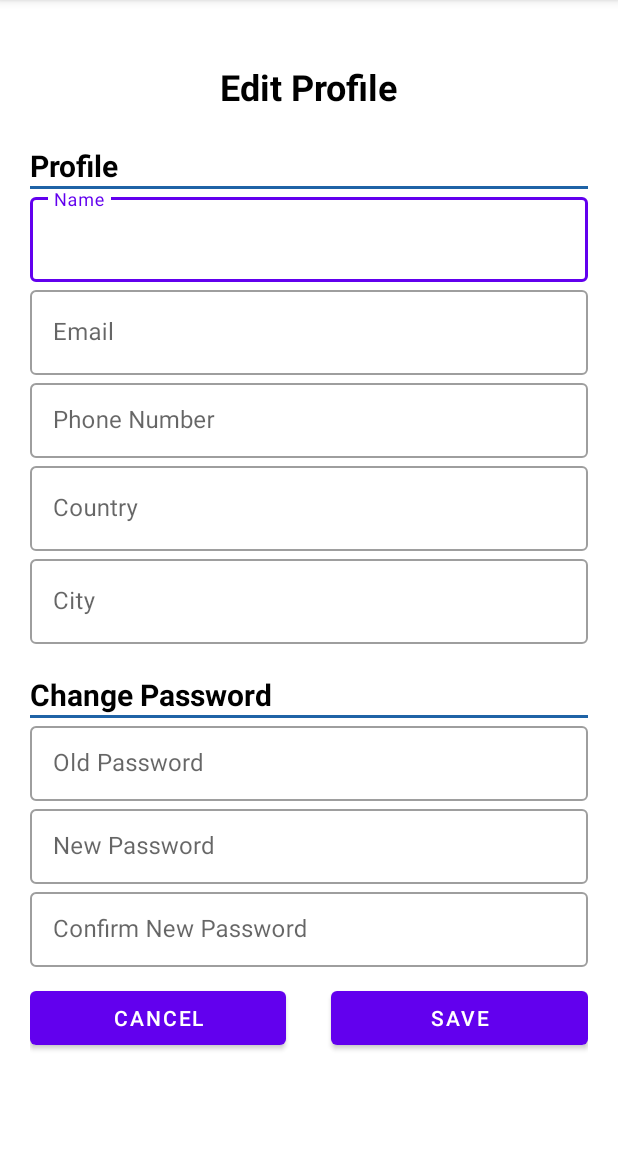
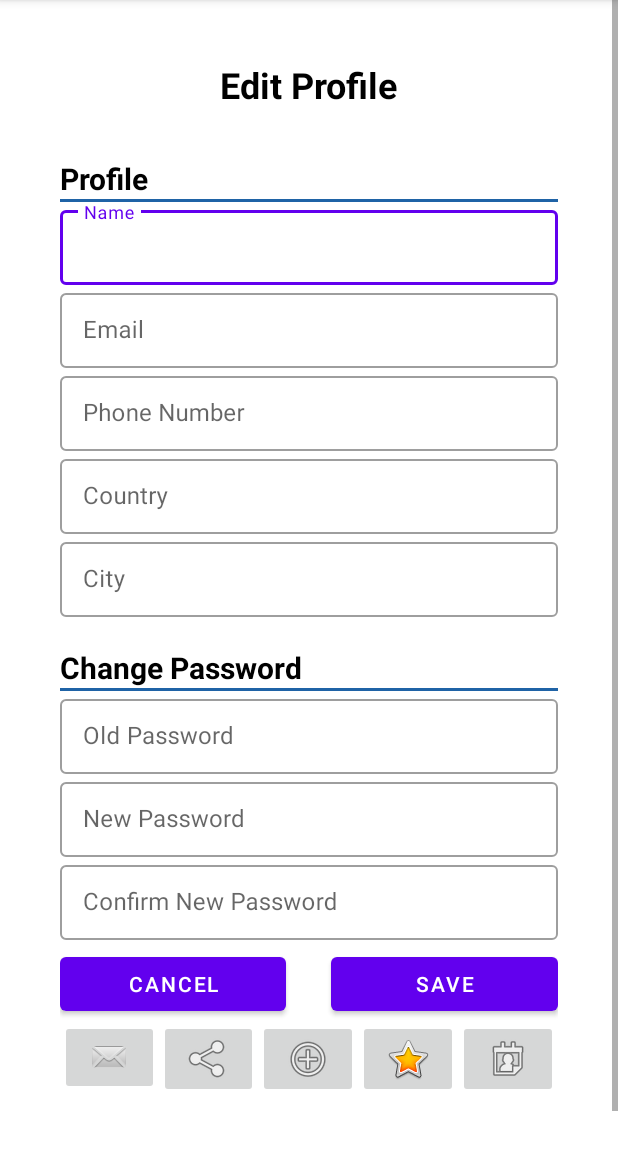
Before and after one commit to SM-PROJECT-23/All_In_One_SM, an Android app: the EditProfile screen opened directly, with no data from a screen before it, on a phone screen of 412 x 824 dp, the part 84-1236 px from its top. Run offline under Robolectric (Android 15) with nearby library versions, the phone set to English and light mode, and no system bars.

Commit message:
Update layouts, navigations and create Profile page

```diff
--- a/app/src/main/AndroidManifest.xml
+++ b/app/src/main/AndroidManifest.xml
@@ -10,6 +10,9 @@
         android:supportsRtl="true"
         android:theme="@style/Theme.All_In_One_SM"
         tools:targetApi="31">
+        <activity
+            android:name=".Profile"
+            android:exported="false"/>
         <activity
             android:name=".EditProfile"
             android:exported="false"/>
--- a/app/src/main/java/com/example/all_in_one_sm/EditProfile.kt
+++ b/app/src/main/java/com/example/all_in_one_sm/EditProfile.kt
@@ -1,26 +1,19 @@
 package com.example.all_in_one_sm
 import android.content.Intent
 import android.os.Bundle
-import android.widget.ArrayAdapter
 import android.widget.Button
-import android.widget.EditText
-import android.widget.Spinner
 import androidx.appcompat.app.AppCompatActivity
+import com.google.android.material.textfield.TextInputEditText
 
 class EditProfile : AppCompatActivity() {
-
-    private lateinit var etName: EditText
-    private lateinit var etEmail: EditText
-    private lateinit var etPhoneNumber: EditText
-    private lateinit var etCountry: EditText
-    private lateinit var etCity: EditText
-    private lateinit var etOldPassword: EditText
-    private lateinit var etNewPassword: EditText
-    private lateinit var etConfirmP: EditText
-    // Add references to the rest of the EditText fields
-
-    private lateinit var btnCancel: Button
-    private lateinit var btnSave: Button
+    private lateinit var nameEditText: TextInputEditText
+    private lateinit var emailEditText: TextInputEditText
+    private lateinit var phoneEditText: TextInputEditText
+    private lateinit var countryEditText: TextInputEditText
+    private lateinit var cityEditText: TextInputEditText
+    private lateinit var oldPasswordEditText: TextInputEditText
+    private lateinit var newPasswordEditText: TextInputEditText
+    private lateinit var confirmPasswordEditText: TextInputEditText
 
     private fun navigateToProfile() {
         val intent = Intent(this, Profile::class.java)
@@ -32,50 +25,27 @@ class EditProfile : AppCompatActivity() {
         super.onCreate(savedInstanceState)
         setContentView(R.layout.editprofile)
 
-        // Find views by their IDs
-        etName = findViewById(R.id.nameTextInput)
-        etEmail = findViewById(R.id.emailEditEditText)
-        etPhoneNumber = findViewById(R.id.phoneEditText)
-        etCountry = findViewById(R.id.countryEditText)
-        etCity = findViewById(R.id.cityEditText)
-        etOldPassword = findViewById(R.id.oldpasswordEditText)
-        etNewPassword = findViewById(R.id.newpasswordEditText)
-        etConfirmP = findViewById(R.id.confirmPasswordEditText)
+        nameEditText = findViewById(R.id.nameEditText)
+        emailEditText = findViewById(R.id.emailEditEditText)
+        phoneEditText = findViewById(R.id.phoneEditText)
+        countryEditText = findViewById(R.id.countryEditText)
+        cityEditText = findViewById(R.id.cityEditText)
+        oldPasswordEditText = findViewById(R.id.oldpasswordEditText)
+        newPasswordEditText = findViewById(R.id.newpasswordEditText)
+        confirmPasswordEditText = findViewById(R.id.confirmPasswordEditText)
 
-        btnCancel = findViewById(R.id.CancelButton)
-        btnSave = findViewById(R.id.SaveButton)
+        val cancelButton: Button = findViewById(R.id.CancelButton)
+        val saveButton: Button = findViewById(R.id.SaveButton)
 
-        // Set click listeners for the buttons
-        btnCancel.setOnClickListener {
-            // Handle cancel button click event
-            navigateToProfile()
-            finish() // Close the activity
-        }
-
-        btnSave.setOnClickListener {
-            // Handle save button click event
-            saveProfile() // Call a function to save the profile information
+        // Add click listeners to buttons
+        cancelButton.setOnClickListener {
+            // Handle cancel button click
             navigateToProfile()
         }
 
-        val countrySpinner = findViewById<Spinner>(R.id.countrySpinner)
-        val countries = arrayOf("Portugal", "France", "Engand") // Replace with your country options
-
-        val adapter = ArrayAdapter(this, android.R.layout.simple_spinner_item, countries)
-        adapter.setDropDownViewResource(android.R.layout.simple_spinner_dropdown_item)
-        countrySpinner.adapter = adapter
-
-    }
-
-    private fun saveProfile() {
-        // Retrieve values from the EditText fields
-        val name = etName.text.toString()
-        val email = etEmail.text.toString()
-        val city = etCity.text.toString()
-        val country = etCountry.text.toString()
-        val password = etNewPassword.text.toString()
-
-        // Close the activity
-        finish()
+        saveButton.setOnClickListener {
+            // Handle save button click
+            navigateToProfile()
+        }
     }
 }
--- a/app/src/main/res/layout/editprofile.xml
+++ b/app/src/main/res/layout/editprofile.xml
@@ -4,6 +4,18 @@
     android:layout_width="match_parent"
     android:layout_height="match_parent"
     android:orientation="vertical">
+
+    <ScrollView
+        android:layout_width="match_parent"
+        android:layout_height="match_parent">
+
+    <LinearLayout
+        android:layout_width="match_parent"
+        android:layout_height="wrap_content"
+        android:gravity="center"
+        android:orientation="vertical"
+        android:padding="20dp"
+        tools:context=".EditProfile">
 
     <LinearLayout
         android:layout_width="match_parent"
@@ -16,8 +28,9 @@
         <TextView
             android:layout_width="wrap_content"
             android:layout_height="35dp"
-            android:layout_marginBottom="0dp"
+            android:layout_marginBottom="10dp"
             android:text="Edit Profile"
+            android:layout_marginTop="0dp"
             android:textSize="24sp"
             android:textColor="@android:color/black"
             android:textStyle="bold" />
@@ -51,7 +64,7 @@
             <com.google.android.material.textfield.TextInputEditText
                 android:id="@+id/nameEditText"
                 android:layout_width="match_parent"
-                android:layout_height="wrap_content"
+                android:layout_height="50dp"
                 android:drawableStart="@drawable/ic_name" />
 
         </com.google.android.material.textfield.TextInputLayout>
@@ -66,7 +79,7 @@
             <com.google.android.material.textfield.TextInputEditText
                 android:id="@+id/emailEditEditText"
                 android:layout_width="match_parent"
-                android:layout_height="wrap_content"
+                android:layout_height="50dp"
                 android:drawableStart="@drawable/ic_email" />
 
         </com.google.android.material.textfield.TextInputLayout>
@@ -97,7 +110,7 @@
             <com.google.android.material.textfield.TextInputEditText
                 android:id="@+id/countryEditText"
                 android:layout_width="match_parent"
-                android:layout_height="wrap_content"
+                android:layout_height="50dp"
                 android:drawableStart="@drawable/ic_country"/>
 
         </com.google.android.material.textfield.TextInputLayout>
@@ -112,7 +125,7 @@
             <com.google.android.material.textfield.TextInputEditText
                 android:id="@+id/cityEditText"
                 android:layout_width="match_parent"
-                android:layout_height="wrap_content"
+                android:layout_height="50dp"
                 android:drawableStart="@drawable/ic_city"/>
 
         </com.google.android.material.textfield.TextInputLayout>
@@ -192,7 +205,7 @@
             <Button
                 android:id="@+id/CancelButton"
                 android:layout_width="0dp"
-                android:layout_marginTop="10dp"
+                android:layout_marginTop="5dp"
                 android:layout_height="wrap_content"
                 android:layout_weight="1"
                 android:text="Cancel" />
@@ -204,12 +217,62 @@
             <Button
                 android:id="@+id/SaveButton"
                 android:layout_width="0dp"
-                android:layout_marginTop="10dp"
+                android:layout_marginTop="5dp"
                 android:layout_height="wrap_content"
                 android:layout_weight="1"
                 android:text="Save" />
         </LinearLayout>
 
+        <LinearLayout
+            android:layout_width="match_parent"
+            android:layout_height="wrap_content"
+            android:orientation="horizontal"
+            android:layout_alignParentBottom="true">
+
+            <ImageButton
+                android:id="@+id/homeButton"
+                android:layout_width="0dp"
+                android:layout_height="wrap_content"
+                android:layout_weight="1"
+                android:src="@android:drawable/sym_action_email"
+                android:contentDescription="Home" />
+
+            <ImageButton
+                android:id="@+id/marketButton"
+                android:layout_width="0dp"
+                android:layout_height="wrap_content"
+                android:layout_weight="1"
+                android:src="@android:drawable/ic_menu_share"
+                android:contentDescription="Market" />
+
+            <ImageButton
+                android:id="@+id/addButton"
+                android:layout_width="0dp"
+                android:layout_height="wrap_content"
+                android:layout_weight="1"
+                android:src="@android:drawable/ic_menu_add"
+                android:contentDescription="Add" />
+
+            <ImageButton
+                android:id="@+id/likeButton"
+                android:layout_width="0dp"
+                android:layout_height="wrap_content"
+                android:layout_weight="1"
+                android:src="@android:drawable/btn_star_big_on"
+                android:contentDescription="Like" />
+
+            <ImageButton
+                android:id="@+id/profileButton"
+                android:layout_width="0dp"
+                android:layout_height="wrap_content"
+                android:layout_weight="1"
+                android:src="@android:drawable/ic_menu_my_calendar"
+                android:contentDescription="Profile" />
+        </LinearLayout>
 
     </LinearLayout>
+
+    </LinearLayout>
+    </ScrollView>
+
 </RelativeLayout>
```
Also changed, not shown: app/src/main/java/com/example/all_in_one_sm/Profile.kt (+37 -1 lines), app/src/main/res/layout/profile.xml (added, +130 -0 lines).
